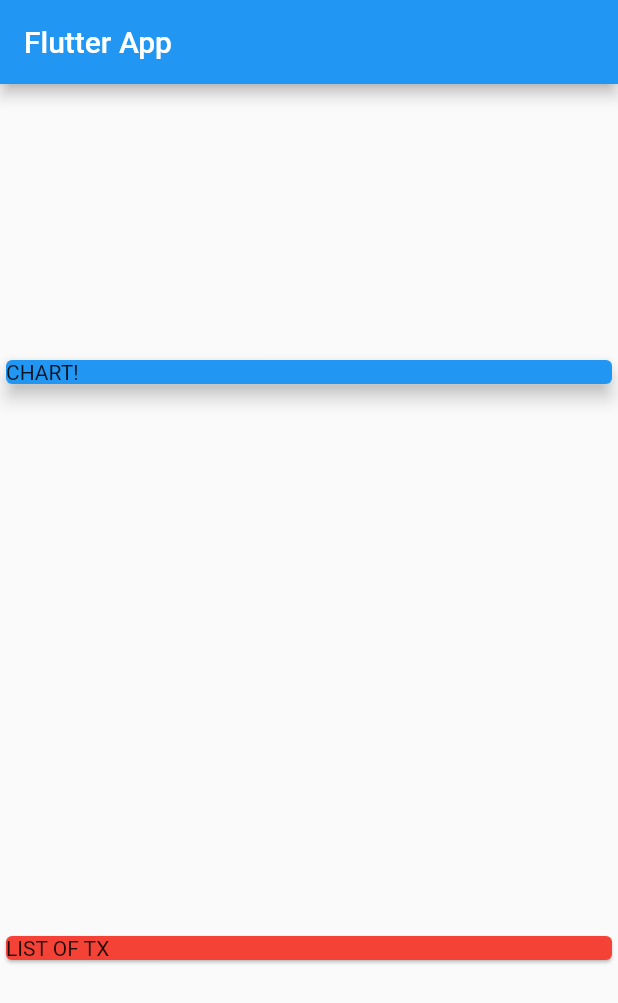
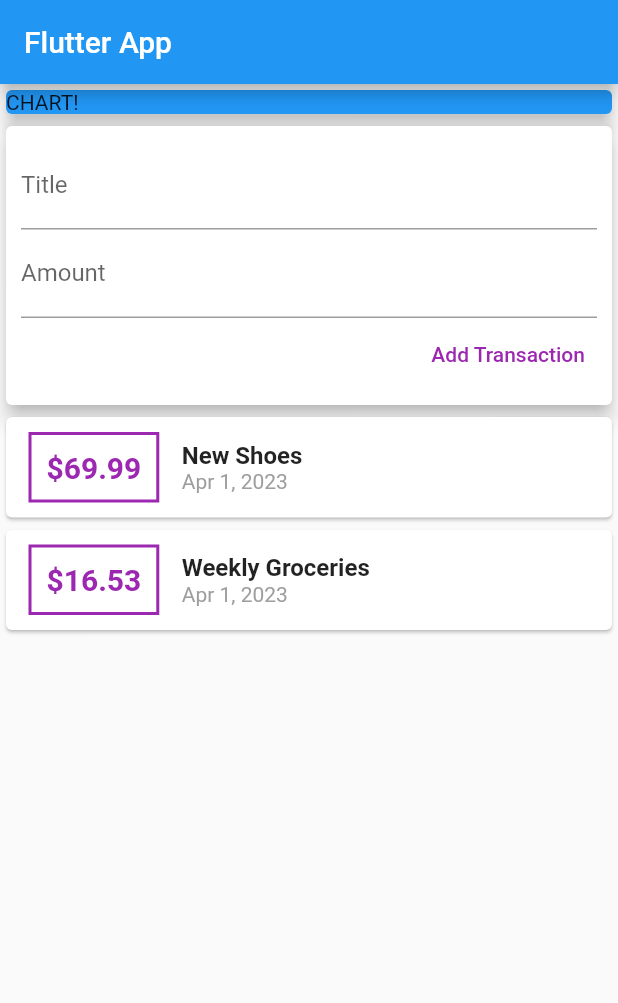
Before and after one commit to VladoDev03/flutter-udemy, a Flutter app: the screen it shows after launch, on a phone screen of 412 x 824 dp. Shown: the top 1003 px of the screen. Run offline on Flutter 3.47's test engine with Material 2 defaults, Android fonts, the phone set to English and light mode, and no system bars.

Commit message:
Added cards and inputs to the home screen.

```diff
--- a/personal_expenses_app/lib/main.dart
+++ b/personal_expenses_app/lib/main.dart
@@ -1,4 +1,6 @@
 import 'package:flutter/material.dart';
+import 'package:intl/intl.dart';
+import './transaction.dart';
 
 void main() {
   runApp(const MyApp());
@@ -9,7 +11,7 @@ class MyApp extends StatelessWidget {
 
   @override
   Widget build(BuildContext context) {
-    return const MaterialApp(
+    return MaterialApp(
       title: 'Flutter Demo',
       home: MyHomePage(),
     );
@@ -17,7 +19,23 @@ class MyApp extends StatelessWidget {
 }
 
 class MyHomePage extends StatelessWidget {
-  const MyHomePage({super.key});
+  MyHomePage({super.key});
+
+  final List<Transaction> transactions = [
+    Transaction(
+        id: 't1', title: 'New Shoes', amount: 69.99, date: DateTime.now()),
+    Transaction(
+        id: 't2',
+        title: 'Weekly Groceries',
+        amount: 16.53,
+        date: DateTime.now()),
+  ];
+
+  // String titleInput = '';
+  // String amountInput = '';
+
+  final titleController = TextEditingController();
+  final amountController = TextEditingController();
 
   @override
   Widget build(BuildContext context) {
@@ -26,7 +44,7 @@ class MyHomePage extends StatelessWidget {
           title: const Text('Flutter App'),
         ),
         body: Column(
-          mainAxisAlignment: MainAxisAlignment.spaceAround,
+          // mainAxisAlignment: MainAxisAlignment.start,
           crossAxisAlignment: CrossAxisAlignment.stretch,
           children: <Widget>[
             Container(
@@ -38,10 +56,74 @@ class MyHomePage extends StatelessWidget {
                 child: Text('CHART!'),
               ),
             ),
-            const Card(
-              color: Colors.red,
-              child: Text('LIST OF TX'),
-            ),
+            Card(
+                elevation: 5,
+                child: Container(
+                  padding: const EdgeInsets.all(10),
+                  child: Column(
+                    crossAxisAlignment: CrossAxisAlignment.end,
+                    children: <Widget>[
+                      TextField(
+                        // onChanged: (String value) {
+                        //   titleInput = value;
+                        // },
+                        controller: titleController,
+                        decoration: const InputDecoration(labelText: 'Title'),
+                      ),
+                      TextField(
+                        // onChanged: (String value) => amountInput = value,
+                        controller: amountController,
+                        decoration: const InputDecoration(labelText: 'Amount'),
+                      ),
+                      TextButton(
+                        style: ButtonStyle(
+                          foregroundColor:
+                              MaterialStateProperty.all<Color>(Colors.purple),
+                        ),
+                        onPressed: () {
+                          print(titleController.text);
+                          print(amountController.text);
+                        },
+                        child: const Text('Add Transaction'),
+                      )
+                    ],
+                  ),
+                )),
+            Column(
+              children: transactions.map((tx) {
+                return Card(
+                  child: Row(children: <Widget>[
+                    Container(
+                      margin: const EdgeInsets.symmetric(
+                          vertical: 10, horizontal: 15),
+                      decoration: BoxDecoration(
+                          border: Border.all(color: Colors.purple, width: 2)),
+                      padding: const EdgeInsets.all(10),
+                      child: Text('\$${tx.amount.toString()}',
+                          style: const TextStyle(
+                              fontWeight: FontWeight.bold,
+                              fontSize: 20,
+                              color: Colors.purple)),
+                    ),
+                    Column(
+                      crossAxisAlignment: CrossAxisAlignment.start,
+                      children: <Widget>[
+                        Text(
+                          tx.title,
+                          style: const TextStyle(
+                              fontSize: 16, fontWeight: FontWeight.bold),
+                        ),
+                        Text(
+                          DateFormat.yMMMd().format(tx.date),
+                          // DateFormat('yyyy-MM-dd').format(tx.date),
+                          style: const TextStyle(color: Colors.grey),
+                        )
+                      ],
+                    )
+                  ]),
+                );
+              }).toList(),
+            )
           ],
         ));
   }
--- /dev/null
+++ b/personal_expenses_app/lib/transaction.dart
@@ -0,0 +1,12 @@
+class Transaction {
+  final String id;
+  final String title;
+  final double amount;
+  final DateTime date;
+
+  Transaction(
+      {required this.id,
+      required this.title,
+      required this.amount,
+      required this.date});
+}
--- a/personal_expenses_app/pubspec.yaml
+++ b/personal_expenses_app/pubspec.yaml
@@ -30,6 +30,7 @@ environment:
 dependencies:
   flutter:
     sdk: flutter
+  intl: ^0.18.0
 
 
   # The following adds the Cupertino Icons font to your application.
```
